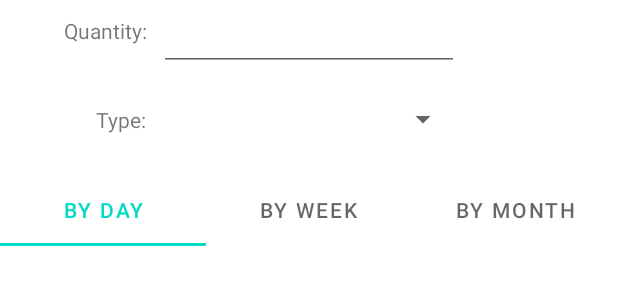
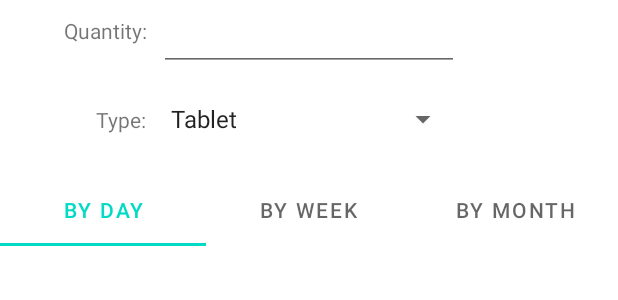
Before and after one commit to ETS-Android3/Project, an Android app: the layout popup.xml on its own in the app's theme, with its tools: preview values and no code run, on a phone screen of 412 x 824 dp. Shown: the part 234-534 px from the top of the screen. Run offline under Robolectric (Android 15) with nearby library versions, the phone set to English and light mode, and no system bars.

Commit message:
Fixing medication data retrieval from form

```diff
--- a/MedicationReminderApplication/app/src/main/java/com/example/medicationreminderapplication/RecyclerViewAdapter.java
+++ b/MedicationReminderApplication/app/src/main/java/com/example/medicationreminderapplication/RecyclerViewAdapter.java
@@ -4,6 +4,7 @@ import android.annotation.SuppressLint;
 import android.content.Context;
 import android.text.Editable;
 import android.text.TextWatcher;
+import android.util.Log;
 import android.view.LayoutInflater;
 import android.view.View;
 import android.view.ViewGroup;
@@ -56,9 +57,10 @@ public class RecyclerViewAdapter extends RecyclerView.Adapter<RecyclerViewAdapte
 
             @Override
             public void afterTextChanged(Editable s) {
+                Log.e("TextChanged", String.valueOf(position));
                 try{
-                mTimes.set(position, LocalTime.parse(s));
-                adapter.notifyDataSetChanged();
+                    mTimes.set(position, LocalTime.parse(s));
+                    adapter.notifyItemChanged(position);
                 }
                 catch (Exception e){
 
--- a/MedicationReminderApplication/app/src/main/res/layout/layout_recycler_times_of_day.xml
+++ b/MedicationReminderApplication/app/src/main/res/layout/layout_recycler_times_of_day.xml
@@ -21,6 +21,7 @@
         android:id="@+id/btnMinus"
         android:layout_width="wrap_content"
         android:layout_height="wrap_content"
+        android:layout_marginStart="16dp"
         android:layout_marginEnd="8dp"
         android:clickable="true"
         app:layout_constraintEnd_toEndOf="parent"
--- a/MedicationReminderApplication/app/src/main/res/layout/popup.xml
+++ b/MedicationReminderApplication/app/src/main/res/layout/popup.xml
@@ -92,6 +92,8 @@
         android:layout_marginStart="32dp"
         android:layout_marginTop="19dp"
         android:layout_marginEnd="32dp"
+        android:entries="@array/TypesOfMedications"
+        android:spinnerMode="dropdown"
         app:layout_constraintEnd_toEndOf="parent"
         app:layout_constraintStart_toStartOf="parent"
         app:layout_constraintTop_toBottomOf="@+id/editTextQuantity" />
--- a/MedicationReminderApplication/app/src/main/res/values/strings.xml
+++ b/MedicationReminderApplication/app/src/main/res/values/strings.xml
@@ -13,6 +13,10 @@
         <item>Friday</item>
         <item>Saturday</item>
         <item>Sunday</item>
+    </string-array>
+    <string-array name="TypesOfMedications">
+        <item>Tablet</item>
+        <item>Liquid</item>
     </string-array>
     <string name="large_text">
         "Material is the metaphor.\n\n"
```
Also changed, not shown: MedicationReminderApplication/app/src/main/java/com/example/medicationreminderapplication/mainPage.java (+6 -5 lines).
